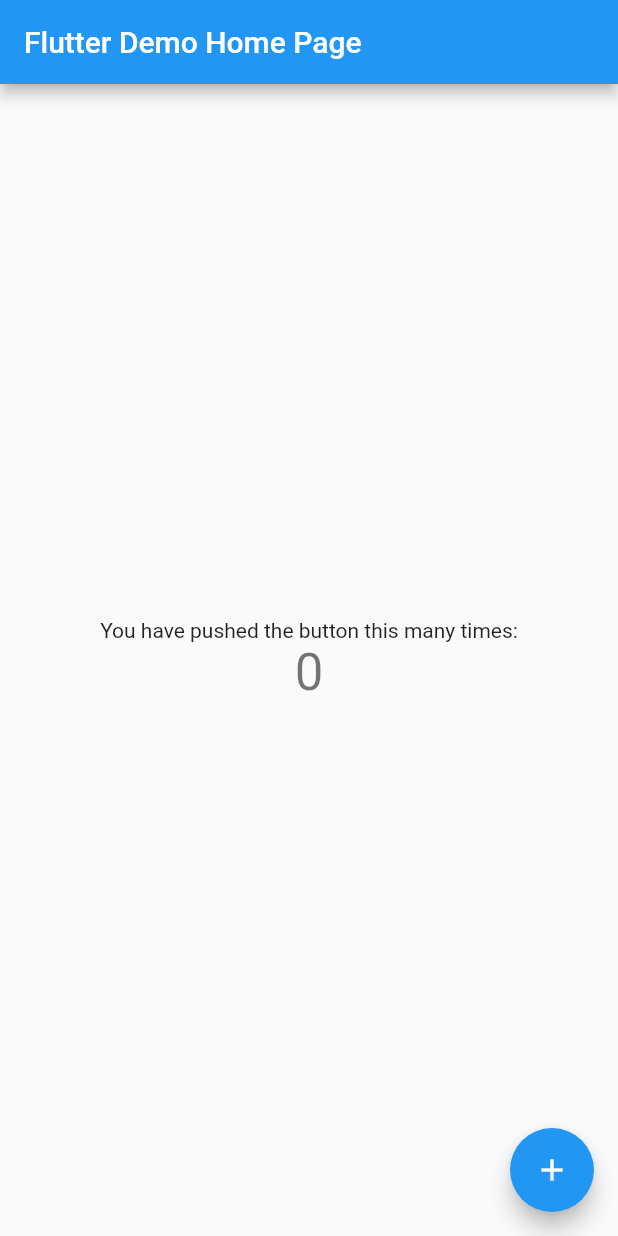
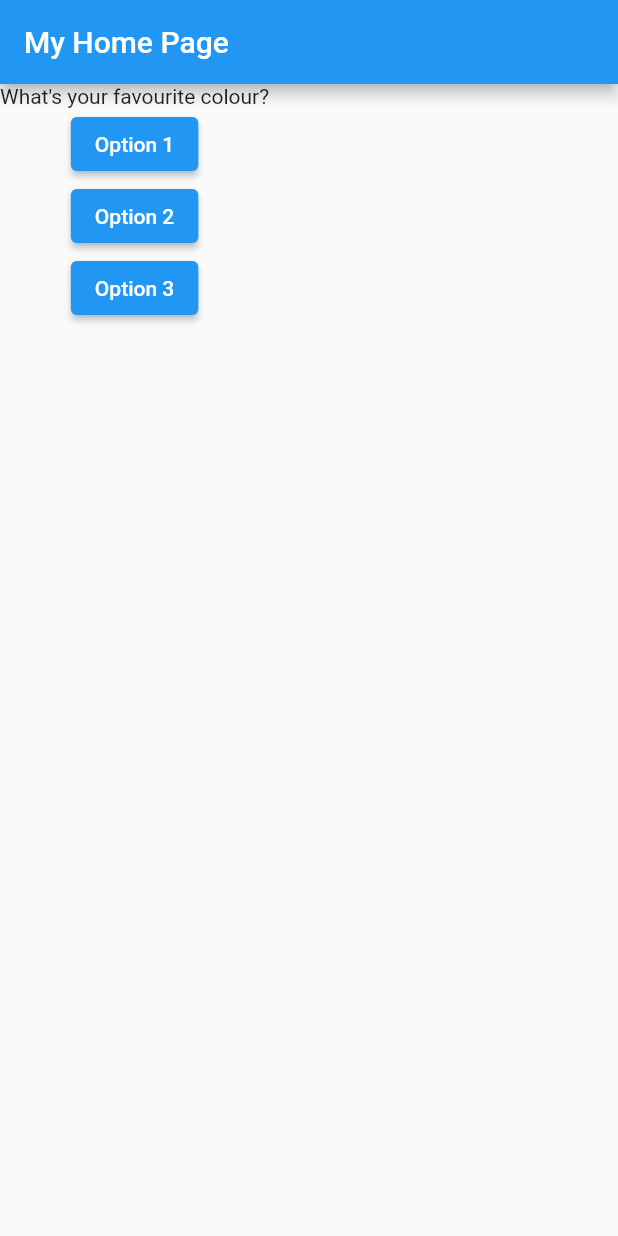
Before and after one commit to mjmehta912/my_project, a Flutter app: the screen it shows after launch, on a phone screen of 412 x 824 dp. Run offline on Flutter 3.47's test engine with Material 2 defaults, Android fonts, the phone set to English and light mode, and no system bars.

```diff
--- a/lib/main.dart
+++ b/lib/main.dart
@@ -1,3 +1,5 @@
+import 'dart:developer';
+
 import 'package:flutter/material.dart';
 
 void main() {
@@ -7,109 +9,81 @@ void main() {
 class MyApp extends StatelessWidget {
   const MyApp({super.key});
 
-  // This widget is the root of your application.
   @override
   Widget build(BuildContext context) {
-    return MaterialApp(
-      title: 'Flutter Demo',
-      theme: ThemeData(
-        // This is the theme of your application.
-        //
-        // Try running your application with "flutter run". You'll see the
-        // application has a blue toolbar. Then, without quitting the app, try
-        // changing the primarySwatch below to Colors.green and then invoke
-        // "hot reload" (press "r" in the console where you ran "flutter run",
-        // or simply save your changes to "hot reload" in a Flutter IDE).
-        // Notice that the counter didn't reset back to zero; the application
-        // is not restarted.
-        primarySwatch: Colors.blue,
-      ),
-      home: const MyHomePage(title: 'Flutter Demo Home Page'),
+    return const MaterialApp(
+      home: MyHomePage(),
+      debugShowCheckedModeBanner: false,
     );
   }
 }
 
 class MyHomePage extends StatefulWidget {
-  const MyHomePage({super.key, required this.title});
-
-  // This widget is the home page of your application. It is stateful, meaning
-  // that it has a State object (defined below) that contains fields that affect
-  // how it looks.
-
-  // This class is the configuration for the state. It holds the values (in this
-  // case the title) provided by the parent (in this case the App widget) and
-  // used by the build method of the State. Fields in a Widget subclass are
-  // always marked "final".
-
-  final String title;
+  const MyHomePage({super.key});
 
   @override
   State<MyHomePage> createState() => _MyHomePageState();
 }
 
 class _MyHomePageState extends State<MyHomePage> {
-  int _counter = 0;
-
-  void _incrementCounter() {
-    setState(() {
-      // This call to setState tells the Flutter framework that something has
-      // changed in this State, which causes it to rerun the build method below
-      // so that the display can reflect the updated values. If we changed
-      // _counter without calling setState(), then the build method would not be
-      // called again, and so nothing would appear to happen.
-      _counter++;
-    });
-  }
+  var index = 0;
 
   @override
   Widget build(BuildContext context) {
-    // This method is rerun every time setState is called, for instance as done
-    // by the _incrementCounter method above.
-    //
-    // The Flutter framework has been optimized to make rerunning build methods
-    // fast, so that you can just rebuild anything that needs updating rather
-    // than having to individually change instances of widgets.
+    var questions = [
+      "What's your favourite colour?",
+      "What's your favourite animal?",
+    ];
     return Scaffold(
       appBar: AppBar(
-        // Here we take the value from the MyHomePage object that was created by
-        // the App.build method, and use it to set our appbar title.
-        title: Text(widget.title),
-      ),
-      body: Center(
-        // Center is a layout widget. It takes a single child and positions it
-        // in the middle of the parent.
-        child: Column(
-          // Column is also a layout widget. It takes a list of children and
-          // arranges them vertically. By default, it sizes itself to fit its
-          // children horizontally, and tries to be as tall as its parent.
-          //
-          // Invoke "debug painting" (press "p" in the console, choose the
-          // "Toggle Debug Paint" action from the Flutter Inspector in Android
-          // Studio, or the "Toggle Debug Paint" command in Visual Studio Code)
-          // to see the wireframe for each widget.
-          //
-          // Column has various properties to control how it sizes itself and
-          // how it positions its children. Here we use mainAxisAlignment to
-          // center the children vertically; the main axis here is the vertical
-          // axis because Columns are vertical (the cross axis would be
-          // horizontal).
-          mainAxisAlignment: MainAxisAlignment.center,
-          children: <Widget>[
-            const Text(
-              'You have pushed the button this many times:',
-            ),
-            Text(
-              '$_counter',
-              style: Theme.of(context).textTheme.headline4,
-            ),
-          ],
+        title: const Text(
+          'My Home Page',
         ),
       ),
-      floatingActionButton: FloatingActionButton(
-        onPressed: _incrementCounter,
-        tooltip: 'Increment',
-        child: const Icon(Icons.add),
-      ), // This trailing comma makes auto-formatting nicer for build methods.
+      body: Column(
+        children: [
+          // QUESTION
+          Text(
+            questions[index],
+          ),
+          // OPTION 1
+          ElevatedButton(
+            onPressed: () {
+              log('1 pressed');
+              setState(() {
+                index++;
+              });
+            },
+            child: const Text(
+              'Option 1',
+            ),
+          ),
+          // OPTION 2
+          ElevatedButton(
+            onPressed: () {
+              log('2 pressed');
+              setState(() {
+                index++;
+              });
+            },
+            child: const Text(
+              'Option 2',
+            ),
+          ),
+          // OPTION 3
+          ElevatedButton(
+            onPressed: () {
+              log('3 pressed');
+              setState(() {
+                index++;
+              });
+            },
+            child: const Text(
+              'Option 3',
+            ),
+          ),
+        ],
+      ),
     );
   }
 }
```
